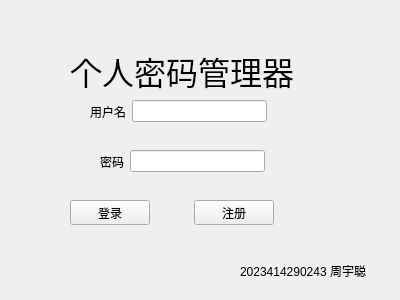
Old version of the form loginwindow.ui in the repository Zyc-paper-tigers/PasswordManager.
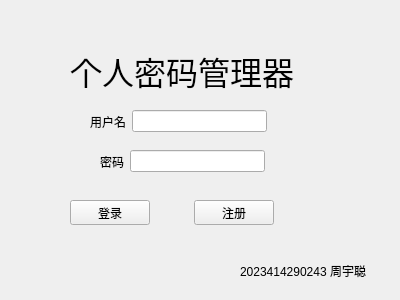
New version of the form.

The edit to the form file:
```diff
--- a/loginwindow.ui
+++ b/loginwindow.ui
@@ -48,7 +48,7 @@
    <property name="geometry">
     <rect>
      <x>90</x>
-     <y>100</y>
+     <y>110</y>
      <width>177</width>
      <height>23</height>
     </rect>
```
